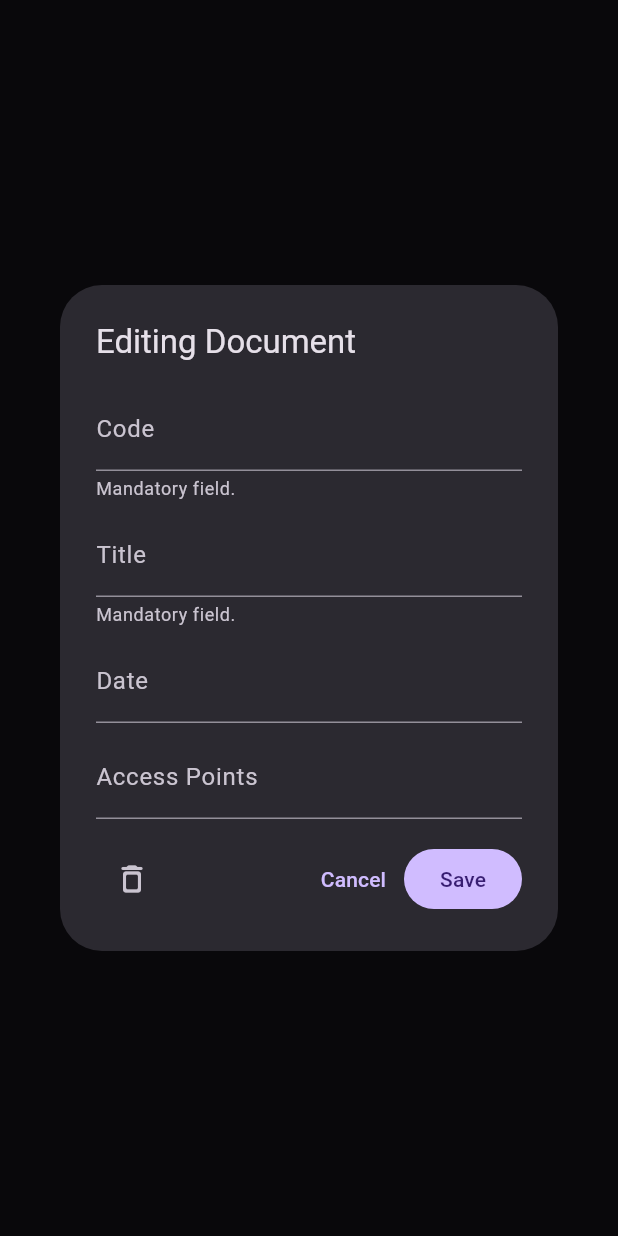
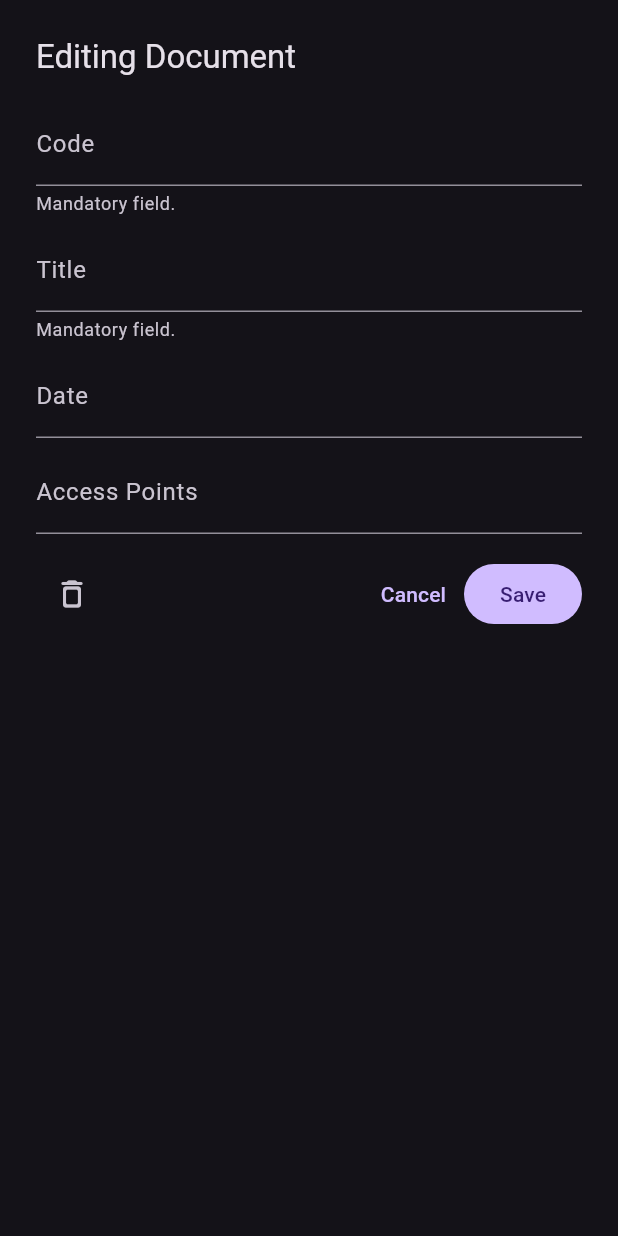
Before and after one commit to baumths/boxzpot, a Flutter app: what show() shows on an empty page, opened directly with empty values, on a phone screen of 412 x 824 dp. Run offline on Flutter 3.47's test engine with Material 3 defaults, Android fonts, the light colour scheme and no system bars; our stand-ins replace cross_file, qr_flutter; missing offline and left inert: sqlite3, widgets_to_image.

Commit message:
add ResponsiveDialog

```diff
--- a/lib/features/boxes/box_editor.dart
+++ b/lib/features/boxes/box_editor.dart
@@ -2,6 +2,7 @@ import 'package:flutter/material.dart';
 import 'package:provider/provider.dart';
 
 import '../../entities/box.dart';
+import '../../shared/responsive_dialog.dart';
 import 'boxes_store.dart';
 
 typedef BoxEditorResult = ({String code, String name, String description});
@@ -23,8 +24,9 @@ class BoxEditor extends StatefulWidget {
 
     final result = await showDialog<BoxEditorResult>(
       context: context,
-      builder: (BuildContext context) => Dialog(
+      builder: (BuildContext context) => ResponsiveDialog(
         child: BoxEditor(
+          key: const GlobalObjectKey('ModalBoxEditor'),
           box: box,
           onDismissed: () => Navigator.pop(context),
           onSubmitted: (BoxEditorResult result) {
--- a/lib/features/documents/document_editor.dart
+++ b/lib/features/documents/document_editor.dart
@@ -2,6 +2,7 @@ import 'package:flutter/material.dart';
 import 'package:provider/provider.dart';
 
 import '../../entities/document.dart';
+import '../../shared/responsive_dialog.dart';
 import 'documents_store.dart';
 
 typedef DocumentEditorResult = ({
@@ -28,8 +29,9 @@ class DocumentEditor extends StatefulWidget {
 
     final result = await showDialog<DocumentEditorResult>(
       context: context,
-      builder: (BuildContext context) => Dialog(
+      builder: (BuildContext context) => ResponsiveDialog(
         child: DocumentEditor(
+          key: const GlobalObjectKey('ModalDocumentEditor'),
           document: document,
           onDismissed: () => Navigator.pop(context),
           onSubmitted: (DocumentEditorResult result) {
--- /dev/null
+++ b/lib/shared/responsive_dialog.dart
@@ -0,0 +1,26 @@
+import 'package:flutter/material.dart';
+
+/// The [child] must have a [GlobalKey] to keep its state when the layout changes.
+class ResponsiveDialog extends StatelessWidget {
+  const ResponsiveDialog({super.key, required this.child});
+
+  final Widget child;
+
+  @override
+  Widget build(BuildContext context) {
+    return switch (MediaQuery.sizeOf(context).width) {
+      >= 1200 => Align(
+          alignment: AlignmentDirectional.centerEnd,
+          child: SizedBox(
+            height: double.infinity,
+            width: 512,
+            child: Material(
+              child: child,
+            ),
+          ),
+        ), // SideSheet
+      >= 900 => Dialog(child: child),
+      _ => Dialog.fullscreen(child: child),
+    };
+  }
+}
```
